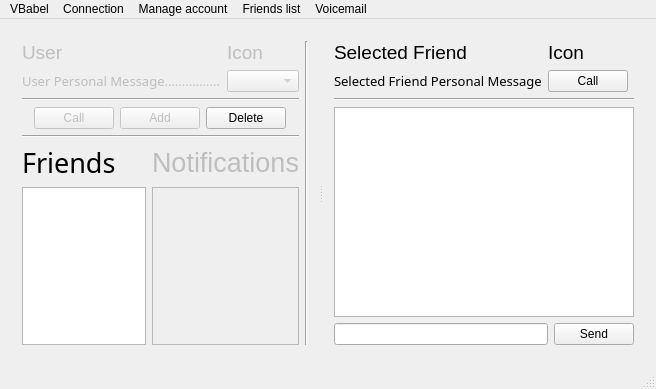
Before: the Qt Designer form Client/babelVClient/babelVClient/MainWindow.ui in AGuismo/V-and-Co-Babel, drawn with Qt 5.
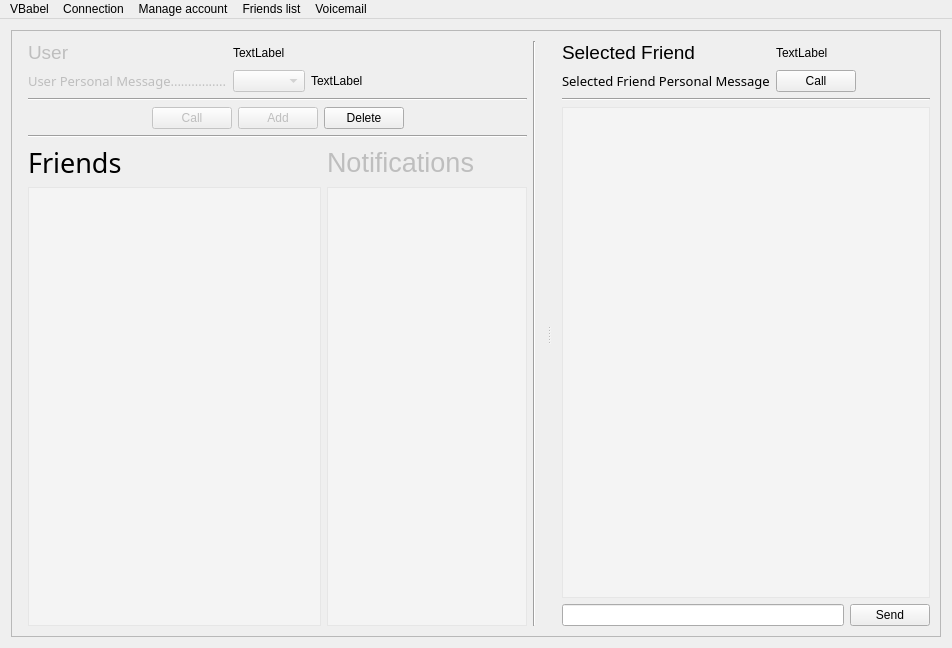
After: the same form once the commit is applied. Custom widgets are drawn as their Qt base class.

Commit message: ClientBabel update GUI background/frame + opacity

Diff of the .ui file:
```diff
--- a/Client/babelVClient/babelVClient/MainWindow.ui
+++ b/Client/babelVClient/babelVClient/MainWindow.ui
@@ -6,16 +6,36 @@
    <rect>
     <x>0</x>
     <y>0</y>
-    <width>628</width>
-    <height>389</height>
+    <width>952</width>
+    <height>648</height>
    </rect>
   </property>
   <property name="windowTitle">
    <string>MainWindow</string>
   </property>
+  <property name="styleSheet">
+   <string notr="true">QStatusBar
+{
+background-color: qlineargradient(spread:pad, x1:0, y1:0, x2:1, y2:0, stop:0 rgba(0, 0, 0, 255), stop:1 rgba(255, 255, 255, 255));
+}
+</string>
+  </property>
   <widget class="QWidget" name="centralWidget">
-   <layout class="QGridLayout" name="gridLayout_4">
-    <item row="0" column="0">
+   <property name="styleSheet">
+    <string notr="true"/>
+   </property>
+   <layout class="QGridLayout" name="gridLayout_36">
+    <item row="0" column="0" rowspan="2" colspan="2">
+     <widget class="QFrame" name="frame">
+      <property name="frameShape">
+       <enum>QFrame::StyledPanel</enum>
+      </property>
+      <property name="frameShadow">
+       <enum>QFrame::Raised</enum>
+      </property>
+     </widget>
+    </item>
+    <item row="0" column="1" rowspan="2">
      <widget class="QSplitter" name="splitter">
       <property name="orientation">
        <enum>Qt::Horizontal</enum>
@@ -23,13 +43,23 @@
       <property name="childrenCollapsible">
        <bool>false</bool>
       </property>
-      <widget class="QWidget" name="">
+      <widget class="QWidget" name="layoutWidget">
        <layout class="QGridLayout" name="gridLayout_5">
         <item row="0" column="0">
          <layout class="QGridLayout" name="gridLayout_2">
           <property name="sizeConstraint">
            <enum>QLayout::SetDefaultConstraint</enum>
           </property>
+          <property name="horizontalSpacing">
+           <number>6</number>
+          </property>
+          <item row="1" column="1">
+           <widget class="QComboBox" name="comboBox_2">
+            <property name="enabled">
+             <bool>false</bool>
+            </property>
+           </widget>
+          </item>
           <item row="1" column="0">
            <widget class="QLabel" name="label_2">
             <property name="enabled">
@@ -67,38 +97,33 @@
             </property>
            </widget>
           </item>
-          <item row="0" column="2">
-           <spacer name="horizontalSpacer">
-            <property name="orientation">
-             <enum>Qt::Horizontal</enum>
-            </property>
-            <property name="sizeHint" stdset="0">
-             <size>
-              <width>40</width>
-              <height>20</height>
-             </size>
-            </property>
-           </spacer>
-          </item>
-          <item row="1" column="1">
-           <widget class="QComboBox" name="comboBox_2">
-            <property name="enabled">
-             <bool>false</bool>
-            </property>
-           </widget>
-          </item>
           <item row="0" column="1">
-           <widget class="QLabel" name="label_4">
-            <property name="enabled">
-             <bool>false</bool>
+           <widget class="QLabel" name="label_img">
+            <property name="styleSheet">
+             <string notr="true"/>
             </property>
-            <property name="font">
-             <font>
-              <pointsize>14</pointsize>
-             </font>
+            <property name="text">
+             <string>TextLabel</string>
             </property>
+           </widget>
+          </item>
+          <item row="0" column="2">
+           <spacer name="horizontalSpacer">
+            <property name="orientation">
+             <enum>Qt::Horizontal</enum>
+            </property>
+            <property name="sizeHint" stdset="0">
+             <size>
+              <width>40</width>
+              <height>20</height>
+             </size>
+            </property>
+           </spacer>
+          </item>
+          <item row="1" column="2">
+           <widget class="QLabel" name="label">
             <property name="text">
-             <string>Icon</string>
+             <string>TextLabel</string>
             </property>
            </widget>
           </item>
@@ -136,7 +161,11 @@
            </widget>
           </item>
           <item row="1" column="0">
-           <widget class="FriendListWidget" name="friendListW"/>
+           <widget class="FriendListWidget" name="friendListW">
+            <property name="styleSheet">
+             <string notr="true">background-color: rgba(255, 255, 255, 75);</string>
+            </property>
+           </widget>
           </item>
           <item row="1" column="2">
            <widget class="QListWidget" name="notificationListWidget">
@@ -149,6 +178,9 @@
               <height>16777215</height>
              </size>
             </property>
+            <property name="styleSheet">
+             <string notr="true">background-color: rgba(255, 255, 255, 75);</string>
+            </property>
            </widget>
           </item>
          </layout>
@@ -170,6 +202,9 @@
             <property name="enabled">
              <bool>false</bool>
             </property>
+            <property name="styleSheet">
+             <string notr="true"/>
+            </property>
             <property name="text">
              <string>Call</string>
             </property>
@@ -180,6 +215,9 @@
             <property name="enabled">
              <bool>false</bool>
             </property>
+            <property name="styleSheet">
+             <string notr="true">alternate-background-color: qradialgradient(spread:pad, cx:0.5, cy:0.5, radius:0.5, fx:0.5, fy:0.5, stop:0 rgba(0, 0, 0, 255), stop:0.19397 rgba(0, 0, 0, 255), stop:0.202312 rgba(122, 97, 0, 255), stop:0.495514 rgba(76, 58, 0, 255), stop:0.504819 rgba(255, 255, 255, 255), stop:0.79 rgba(255, 255, 255, 255), stop:1 rgba(255, 158, 158, 255));</string>
+            </property>
             <property name="text">
              <string>Add</string>
             </property>
@@ -239,7 +277,7 @@
         </item>
        </layout>
       </widget>
-      <widget class="QWidget" name="">
+      <widget class="QWidget" name="layoutWidget">
        <layout class="QVBoxLayout" name="verticalLayout_4">
         <item>
          <layout class="QVBoxLayout" name="verticalLayout_3">
@@ -289,18 +327,6 @@
               </property>
              </widget>
             </item>
-            <item row="0" column="1">
-             <widget class="QLabel" name="selectedFriendIconStatusLabel">
-              <property name="font">
-               <font>
-                <pointsize>14</pointsize>
-               </font>
-              </property>
-              <property name="text">
-               <string>Icon</string>
-              </property>
-             </widget>
-            </item>
             <item row="0" column="2">
              <spacer name="horizontalSpacer_2">
               <property name="orientation">
@@ -321,6 +347,13 @@
               </property>
              </widget>
             </item>
+            <item row="0" column="1">
+             <widget class="QLabel" name="label_img_2">
+              <property name="text">
+               <string>TextLabel</string>
+              </property>
+             </widget>
+            </item>
            </layout>
           </item>
          </layout>
@@ -335,6 +368,9 @@
               <verstretch>3</verstretch>
              </sizepolicy>
             </property>
+            <property name="styleSheet">
+             <string notr="true">background-color: rgba(255, 255, 255, 75);</string>
+            </property>
            </widget>
           </item>
          </layout>
@@ -358,14 +394,17 @@
      </widget>
     </item>
    </layout>
+   <zorder>frame</zorder>
+   <zorder>splitter</zorder>
+   <zorder>splitter</zorder>
   </widget>
   <widget class="QMenuBar" name="menuBar">
    <property name="geometry">
     <rect>
      <x>0</x>
      <y>0</y>
-     <width>628</width>
-     <height>21</height>
+     <width>952</width>
+     <height>26</height>
     </rect>
    </property>
    <widget class="QMenu" name="menuVBabel">
@@ -412,7 +451,6 @@
    <addaction name="menuFriends_list"/>
    <addaction name="menuVoicemail"/>
   </widget>
-  <widget class="QStatusBar" name="statusBar"/>
   <action name="actionConnect">
    <property name="text">
     <string>Connect</string>
```
The commit also changes 16 other files.
